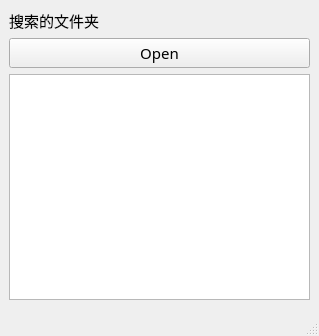
This is src/bxplorer_base.ui in yangbochang/Bxplorer as Qt 5 draws it before an edit. The edited form follows.
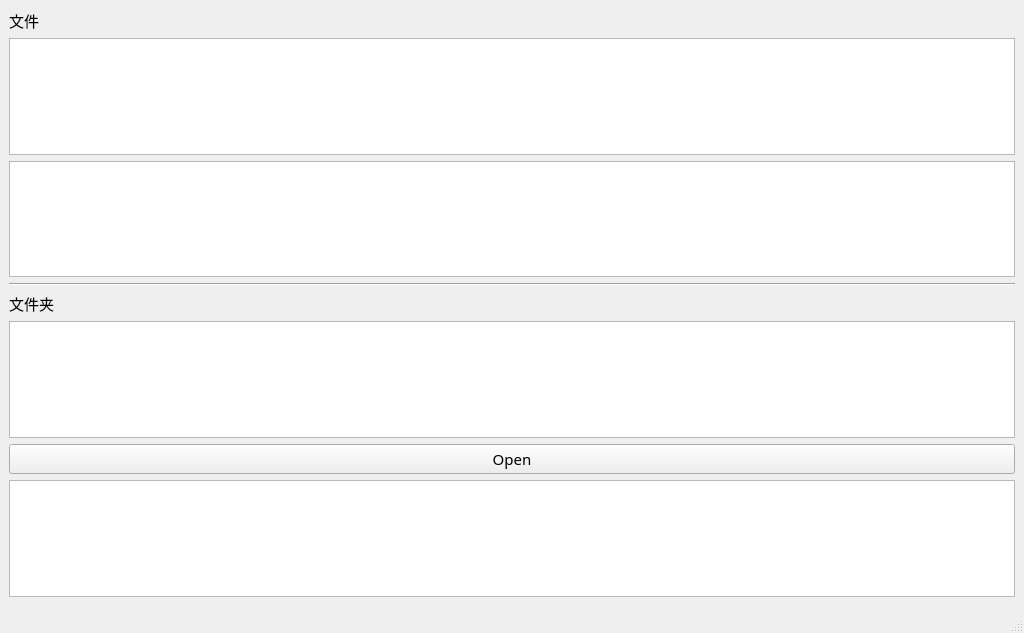
This is the edited form.

```diff
--- a/src/bxplorer_base.ui
+++ b/src/bxplorer_base.ui
@@ -6,8 +6,8 @@
    <rect>
     <x>0</x>
     <y>0</y>
-    <width>319</width>
-    <height>336</height>
+    <width>1024</width>
+    <height>633</height>
    </rect>
   </property>
   <property name="font">
@@ -20,33 +20,56 @@
    <string>MainWindow</string>
   </property>
   <widget class="QWidget" name="centralwidget">
-   <layout class="QGridLayout" name="gridLayout_2">
-    <item row="0" column="0">
      <layout class="QGridLayout" name="gridLayout">
       <item row="0" column="0">
-       <widget class="QLabel" name="label">
-        <property name="font">
-         <font>
-          <family>微软雅黑</family>
-          <pointsize>11</pointsize>
-         </font>
-        </property>
+     <widget class="QLabel" name="label_file">
         <property name="text">
-         <string>搜索的文件夹</string>
+       <string>文件</string>
         </property>
        </widget>
       </item>
       <item row="1" column="0">
+     <widget class="QTableView" name="tableView_file"/>
+    </item>
+    <item row="2" column="0">
+     <widget class="QTableView" name="tableView_filter"/>
+    </item>
+    <item row="3" column="0">
+     <widget class="Line" name="line">
+      <property name="orientation">
+       <enum>Qt::Horizontal</enum>
+      </property>
+     </widget>
+    </item>
+    <item row="4" column="0">
+     <widget class="QLabel" name="label_root">
+      <property name="font">
+       <font>
+        <family>微软雅黑</family>
+        <pointsize>11</pointsize>
+       </font>
+      </property>
+      <property name="text">
+       <string>文件夹</string>
+      </property>
+     </widget>
+    </item>
+    <item row="5" column="0">
+     <widget class="QTableView" name="tableView_root"/>
+    </item>
+    <item row="6" column="0">
        <widget class="QPushButton" name="pushButton">
         <property name="text">
          <string>Open</string>
         </property>
        </widget>
       </item>
-      <item row="2" column="0">
-       <widget class="QTableView" name="tableView"/>
-      </item>
-     </layout>
+    <item row="7" column="0">
+     <widget class="QTableView" name="tableView_suffix">
+      <property name="showGrid">
+       <bool>false</bool>
+      </property>
+     </widget>
     </item>
    </layout>
   </widget>
```
Left out of the diff: 6 changed lines with no effect on the pictures. Lines whose indentation alone changed are shown as unchanged.
